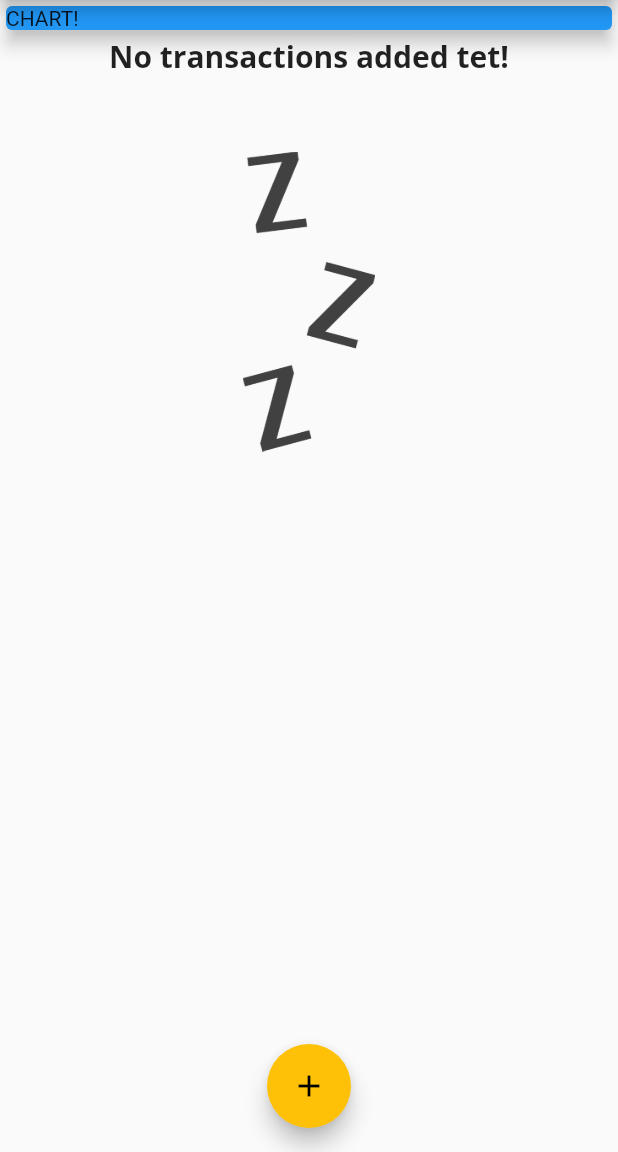
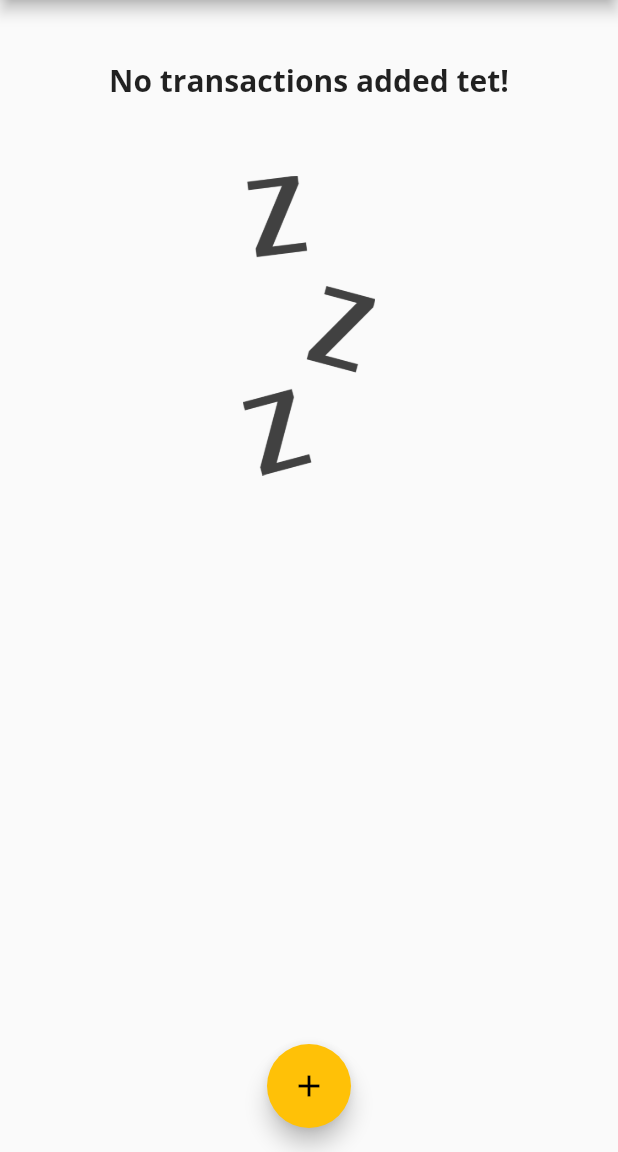
Before and after one commit to KaSliK/Expenses-App, a Flutter app: the screen it shows after launch, on a phone screen of 412 x 824 dp, the part 84-1236 px from its top. Run offline on Flutter 3.47's test engine with Material 2 defaults, Android fonts, the phone set to English and light mode, and no system bars.

Commit message:
Update chart

```diff
--- a/lib/main.dart
+++ b/lib/main.dart
@@ -1,4 +1,6 @@
 import 'package:flutter/material.dart';
+import './widgets/chart.dart';
+import 'models/transaction.dart';
 import 'widgets/new_transaction.dart';
 import './models/transaction.dart';
 import 'widgets/transaction_list.dart';
@@ -54,6 +56,14 @@ class _MyHomePageState extends State<MyHomePage> {
     // ),
   ];
 
+  List<Transaction> get _recentTransactions {
+
+    return _userTransactions.where((tx) {
+      return tx.date.isAfter(DateTime.now().subtract(Duration(days: 7)));
+
+    }).toList();
+  }
+
   void _addNewTransaction(String txTitle, double txAmount) {
     final newTx = Transaction(
       id: DateTime.now().toString(),
@@ -99,14 +109,7 @@ class _MyHomePageState extends State<MyHomePage> {
           mainAxisAlignment: MainAxisAlignment.start,
           crossAxisAlignment: CrossAxisAlignment.center,
           children: <Widget>[
-            Container(
-              width: double.infinity,
-              child: Card(
-                color: Colors.blue,
-                child: Text('CHART!'),
-                elevation: 5,
-              ),
-            ),
+            Chart(_recentTransactions),
             TransactionList(_userTransactions),
           ],
         ),
--- /dev/null
+++ b/lib/widgets/chart.dart
@@ -0,0 +1,39 @@
+import 'package:flutter/material.dart';
+import '../models/transaction.dart';
+import 'package:intl/intl.dart';
+
+class Chart extends StatelessWidget {
+  final List<Transaction> recentTransactions;
+
+  Chart(this.recentTransactions);
+
+  List<Map<String, Object>> get groupedTransactionValues {
+    return List.generate(7, (index) {
+      final weekDay = DateTime.now().subtract(
+        Duration(days: index),
+      );
+      var totalSum = 0.0;
+
+      for (var i = 0; i < recentTransactions.length; i++) {
+        if (recentTransactions[i].date.day == weekDay.day &&
+            recentTransactions[i].date.month == weekDay.month &&
+            recentTransactions[i].date.year == weekDay.year) {
+          totalSum += recentTransactions[i].amount;
+        }
+      }
+      return {'day': DateFormat.E(weekDay), 'amount': totalSum};
+    });
+  }
+
+  @override
+  Widget build(BuildContext context) {
+
+    return Card(
+      elevation: 6,
+      margin: EdgeInsets.all(20),
+      child: Row(
+        children: [],
+      ),
+    );
+  }
+}
```
